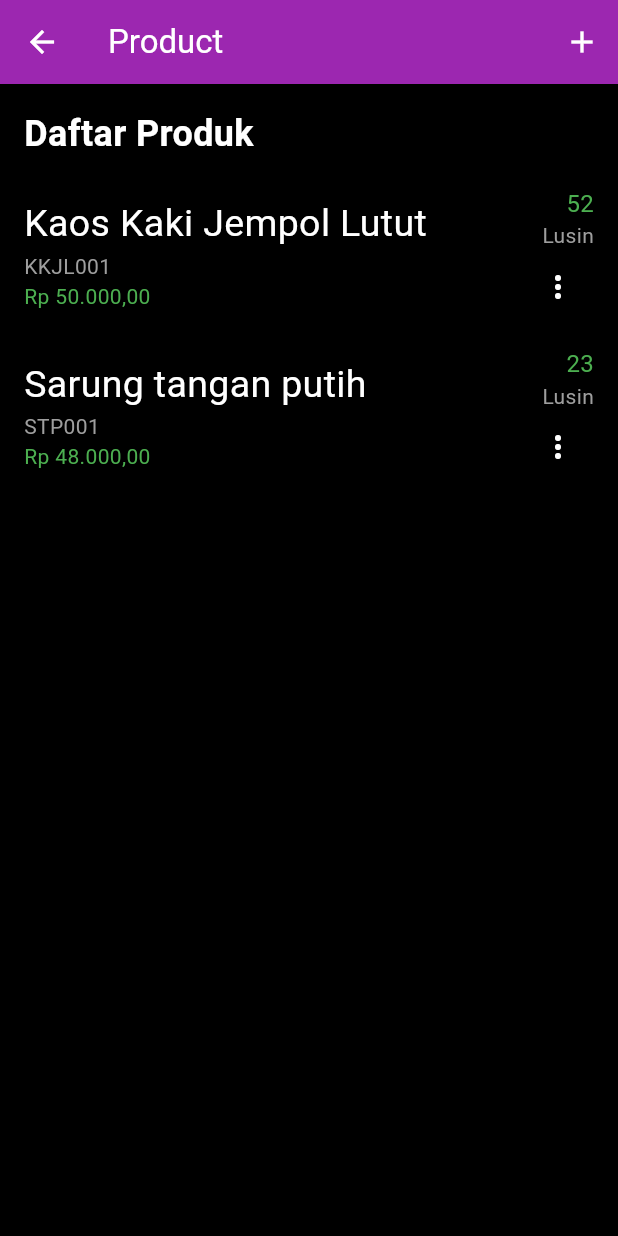
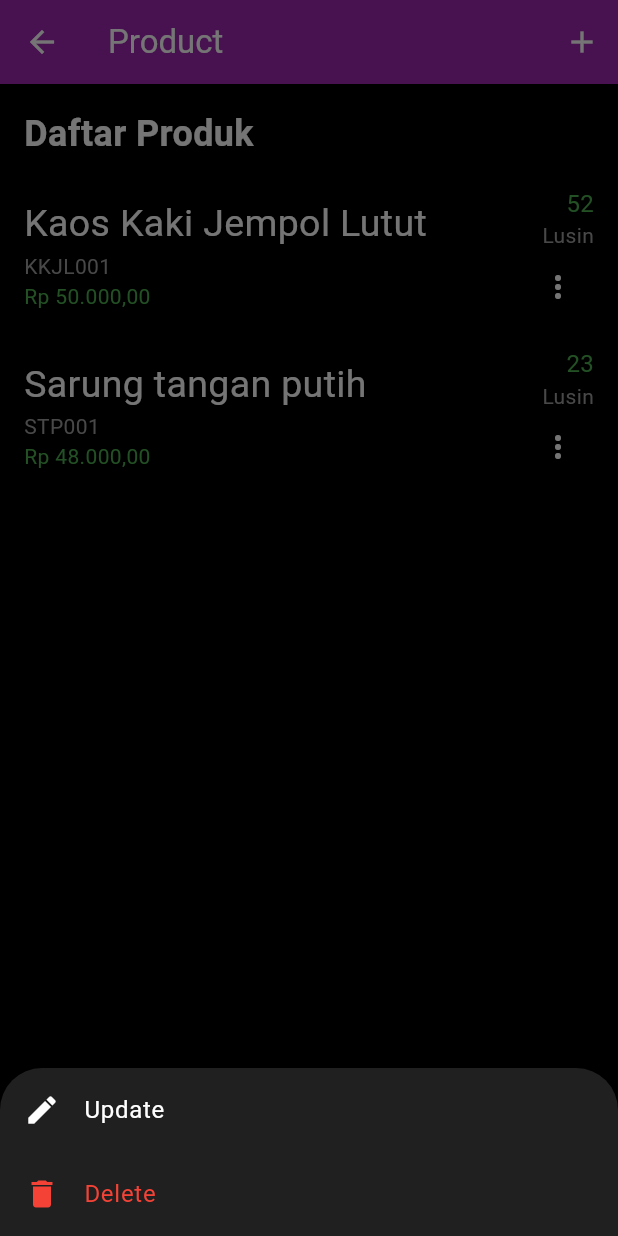
Before and after one commit to g4l3win/inventori, a Flutter app: the ProductPage screen opened directly, after a tap on the "more vert" icon, on a phone screen of 412 x 824 dp. Run offline on Flutter 3.47's test engine with Material 3 defaults, Android fonts, the phone set to English and light mode, and no system bars.

Commit message:
bisa delete list product in g bisa nambah produk yang in

```diff
--- a/lib/Screens/product_page.dart
+++ b/lib/Screens/product_page.dart
@@ -1,28 +1,53 @@
 import 'package:flutter/material.dart';
 import 'addproduct_page.dart';
+import 'updateproduct_page.dart'; // Import halaman update
 
-class ProductPage extends StatelessWidget {
+class ProductPage extends StatefulWidget {
+  @override
+  _ProductPageState createState() => _ProductPageState();
+}
+
+class _ProductPageState extends State<ProductPage> {
+  // List produk yang bisa berubah
+  List<Map<String, dynamic>> products = [
+    {
+      'name': 'Kaos Kaki Jempol Lutut',
+      'code': 'KKJL001',
+      'price': 'Rp 50.000,00',
+      'quantity': 52,
+      'unit': 'Lusin'
+    },
+    {
+      'name': 'Sarung tangan putih',
+      'code': 'STP001',
+      'price': 'Rp 48.000,00',
+      'quantity': 23,
+      'unit': 'Lusin'
+    },
+    // Tambahkan produk lainnya jika diperlukan
+  ];
+
   @override
   Widget build(BuildContext context) {
     return Scaffold(
       appBar: AppBar(
-        title: Text('Product', style: TextStyle(color: Colors.white),),
+        title: Text('Product', style: TextStyle(color: Colors.white)),
         backgroundColor: Colors.purple,
         leading: IconButton(
-          icon: Icon(Icons.arrow_back, color: Colors.white,),
+          icon: Icon(Icons.arrow_back, color: Colors.white),
           onPressed: () {
             Navigator.pop(context); // Aksi untuk kembali ke halaman sebelumnya
           },
         ),
         actions: [
           IconButton(
-            icon: Icon(Icons.add, color: Colors.white,),
+            icon: Icon(Icons.add, color: Colors.white),
             onPressed: () {
               // Navigasi ke halaman AddProductPage
               Navigator.push(
                 context,
                 MaterialPageRoute(builder: (context) => AddProductPage()),
-              );// Aksi untuk menambahkan produk baru
+              ); // Aksi untuk menambahkan produk baru
             },
           )
         ],
@@ -46,17 +71,22 @@ class ProductPage extends StatelessWidget {
               SizedBox(height: 10),
 
               // Expanded ListView untuk daftar produk
-              ListView(
+              ListView.builder(
                 shrinkWrap: true, // Agar tidak menyebabkan overflow
-                physics:
-                    NeverScrollableScrollPhysics(), // Menghindari scroll ganda
-                children: [
-                  _buildProductItem('Kaos Kaki Jempol Lutut', 'KKJL001',
-                      'Rp 50.000,00', 52, 'Lusin'),
-                  _buildProductItem(
-                      'Sarung tangan putih', 'STP001', 'Rp 48.000,00', 23, 'Lusin'),
-                  // Tambahkan item lain sesuai kebutuhan
-                ],
+                physics: NeverScrollableScrollPhysics(), // Menghindari scroll ganda
+                itemCount: products.length,
+                itemBuilder: (context, index) {
+                  final product = products[index];
+                  return _buildProductItem(
+                    product['name'],
+                    product['code'],
+                    product['price'],
+                    product['quantity'],
+                    product['unit'],
+                    context,
+                    index, // Kirimkan index untuk menghapus item
+                  );
+                },
               ),
             ],
           ),
@@ -67,7 +97,7 @@ class ProductPage extends StatelessWidget {
   }
 
   // Fungsi untuk membangun tampilan setiap item produk
-  Widget _buildProductItem(String name, String code, String price, int quantity, String unit) {
+  Widget _buildProductItem(String name, String code, String price, int quantity, String unit, BuildContext context, int index) {
     return Padding(
       padding: const EdgeInsets.symmetric(vertical: 8.0),
       child: Row(
@@ -107,7 +137,7 @@ class ProductPage extends StatelessWidget {
               IconButton(
                 icon: Icon(Icons.more_vert, color: Colors.white),
                 onPressed: () {
-                  // Aksi untuk melihat detail atau mengedit produk
+                  _showOptions(context, name, index); // Menampilkan pilihan opsi
                 },
               )
             ],
@@ -116,4 +146,63 @@ class ProductPage extends StatelessWidget {
       ),
     );
   }
+
+  // Fungsi untuk menampilkan modal bottom sheet dengan opsi Update dan Delete
+  void _showOptions(BuildContext context, String productName, int index) {
+    showModalBottomSheet(
+      context: context,
+      builder: (BuildContext context) {
+        return Container(
+          color: Colors.black87,
+          child: Wrap(
+            children: [
+              ListTile(
+                leading: Icon(Icons.edit, color: Colors.white),
+                title: Text('Update', style: TextStyle(color: Colors.white)),
+                onTap: () {
+                  Navigator.pop(context); // Tutup modal bottom sheet
+                  _updateProduct(context, index); // Pindah ke halaman update
+                },
+              ),
+              ListTile(
+                leading: Icon(Icons.delete, color: Colors.red),
+                title: Text('Delete', style: TextStyle(color: Colors.red)),
+                onTap: () {
+                  Navigator.pop(context); // Tutup modal bottom sheet
+                  _deleteProduct(context, index); // Hapus produk
+                },
+              ),
+            ],
+          ),
+        );
+      },
+    );
+  }
+
+  // Fungsi untuk update produk
+  void _updateProduct(BuildContext context, int index) async {
+    final updatedProduct = await Navigator.push(
+      context,
+      MaterialPageRoute(
+        builder: (context) => UpdateProductPage(product: products[index]), // Pindah ke halaman update
+      ),
+    );
+
+    // Jika produk terupdate, lakukan update pada state
+    if (updatedProduct != null) {
+      setState(() {
+        products[index] = updatedProduct; // Perbarui produk di list
+      });
+    }
+  }
+
+  // Fungsi untuk delete produk
+  void _deleteProduct(BuildContext context, int index) {
+    setState(() {
+      products.removeAt(index); // Menghapus produk dari list
+    });
+    ScaffoldMessenger.of(context).showSnackBar(SnackBar(
+      content: Text('Produk berhasil dihapus'),
+    ));
+  }
 }
```
Also changed, not shown: lib/Screens/history_page.dart (+63 -13 lines), lib/Screens/updateproduct_page.dart (added, +195 -0 lines).
